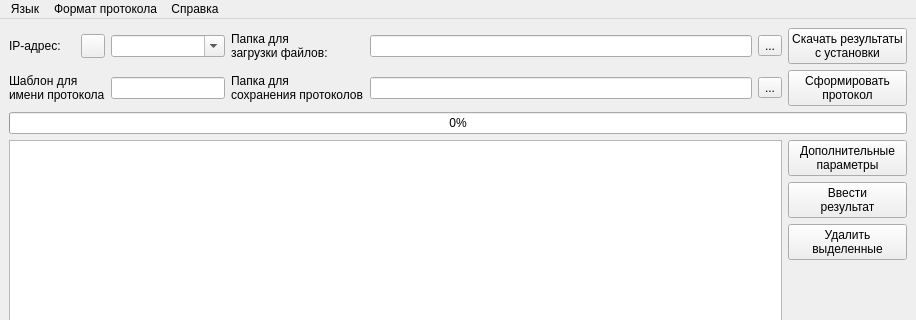
irsural/upms_1v_pc_python, file ui/mainwindow.ui: the form before one commit; both pictures show x 0 to 916 and y 0 to 320 of the 916 by 640 pixel window.
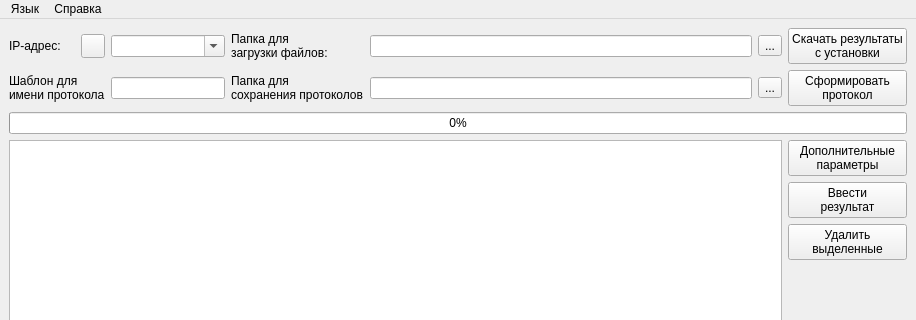
The form after the commit. Icons and pictures are not drawn.

What changed in the file:
```diff
--- a/ui/mainwindow.ui
+++ b/ui/mainwindow.ui
@@ -333,15 +333,7 @@
     <addaction name="russian_language_action"/>
     <addaction name="english_language_action"/>
    </widget>
-   <widget class="QMenu" name="menu_3">
-    <property name="title">
-     <string>Формат протокола</string>
-    </property>
-    <addaction name="excel_protocol_checkbox"/>
-    <addaction name="calc_protocol_checkbox"/>
-   </widget>
    <addaction name="menu_2"/>
-   <addaction name="menu_3"/>
    <addaction name="menu"/>
   </widget>
   <action name="open_about_action">
```
